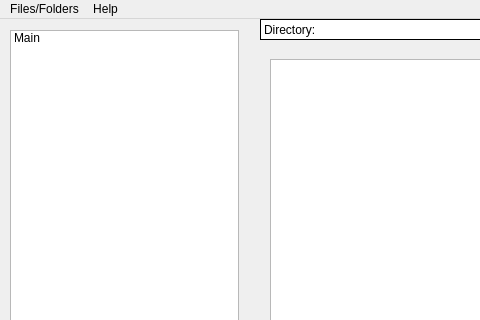
This is 2019/Manager for home web server/Manager_for_home_web_server/mainwindow.ui in ItsOKayCZ/CPlusPlus as Qt 5 draws it before an edit; both pictures show x 0 to 480 and y 0 to 320 of the 737 by 647 pixel window. The edited form follows.
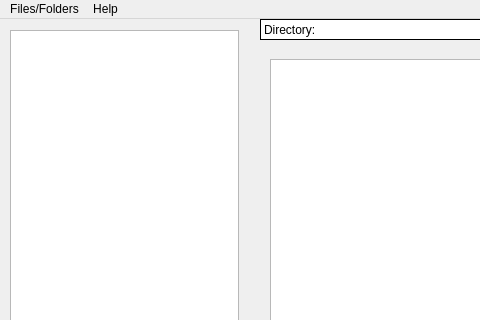
This is the edited form.

```diff
--- a/2019/Manager for home web server/Manager_for_home_web_server/mainwindow.ui
+++ b/2019/Manager for home web server/Manager_for_home_web_server/mainwindow.ui
@@ -37,13 +37,7 @@
     </property>
     <layout class="QVBoxLayout" name="directoryListLayout">
      <item>
-      <widget class="QListWidget" name="directoryList">
-       <item>
-        <property name="text">
-         <string>Main</string>
-        </property>
-       </item>
-      </widget>
+      <widget class="QListWidget" name="directoryList"/>
      </item>
     </layout>
    </widget>
```
